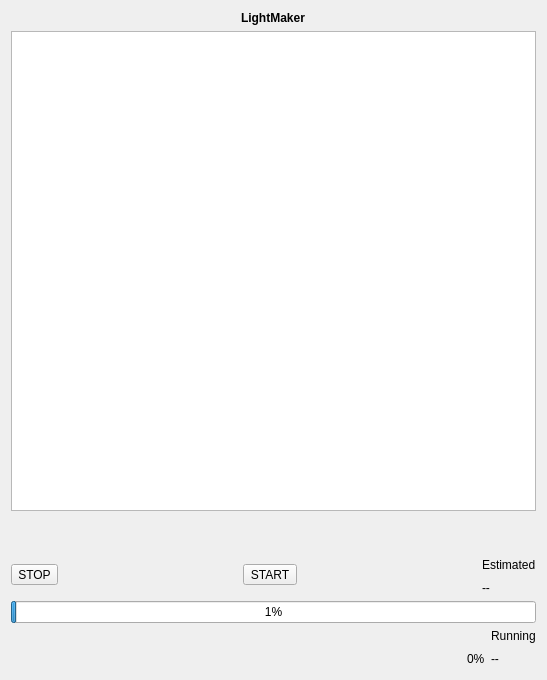
The window that src/windows/job-dashboard-dialog.ui (flux3dp/swiftray) describes before a commit, drawn with Qt 5.
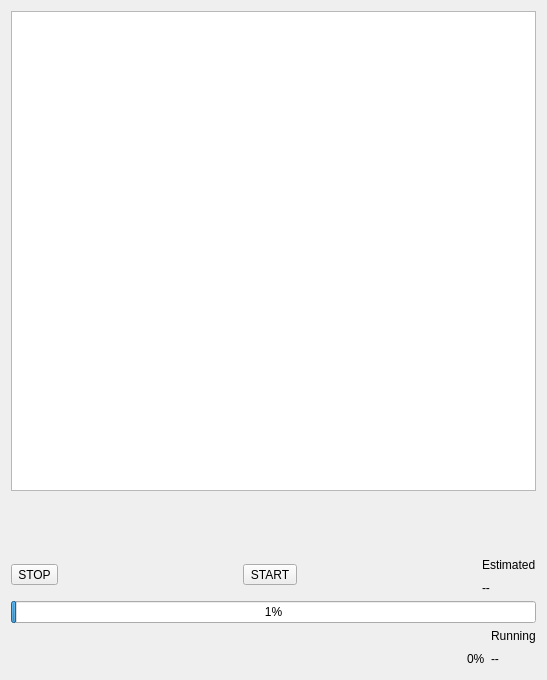
The same window after the commit.

The edit to the form file:
```diff
--- a/src/windows/job-dashboard-dialog.ui
+++ b/src/windows/job-dashboard-dialog.ui
@@ -14,18 +14,6 @@
    <string>Dashboard</string>
   </property>
   <layout class="QVBoxLayout" name="verticalLayout_2">
-   <item alignment="Qt::AlignHCenter">
-    <widget class="QLabel" name="label">
-     <property name="styleSheet">
-      <string notr="true">QLabel {
-  font-weight: bold;
-}</string>
-     </property>
-     <property name="text">
-      <string>LightMaker</string>
-     </property>
-    </widget>
-   </item>
    <item>
     <widget class="QGraphicsView" name="canvasView">
      <property name="sizePolicy">
```
